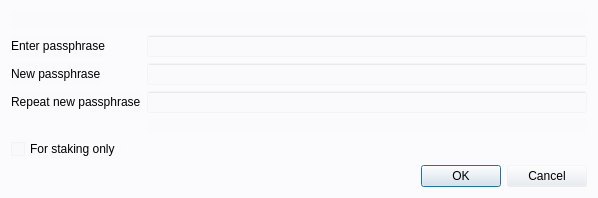
First picture: the form in src/qt/forms/askpassphrasedialog.ui, repository mcobitcoin/mcobit, before the edit.
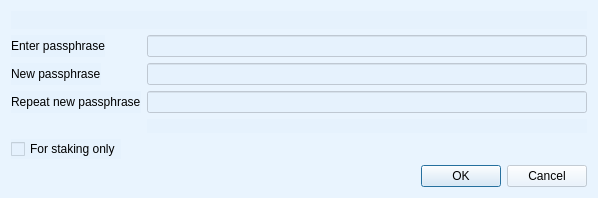
Second picture: the form after the edit.

Patch:
```diff
--- a/src/qt/forms/askpassphrasedialog.ui
+++ b/src/qt/forms/askpassphrasedialog.ui
@@ -26,7 +26,7 @@
    <string>Passphrase Dialog</string>
   </property>
   <property name="styleSheet">
-   <string notr="true">background:rgba(232, 236, 241, 0.1);</string>
+<string notr="true">background:rgba(228, 241, 254, 0.6);</string>
   </property>
   <layout class="QVBoxLayout" name="verticalLayout">
    <item>
```
